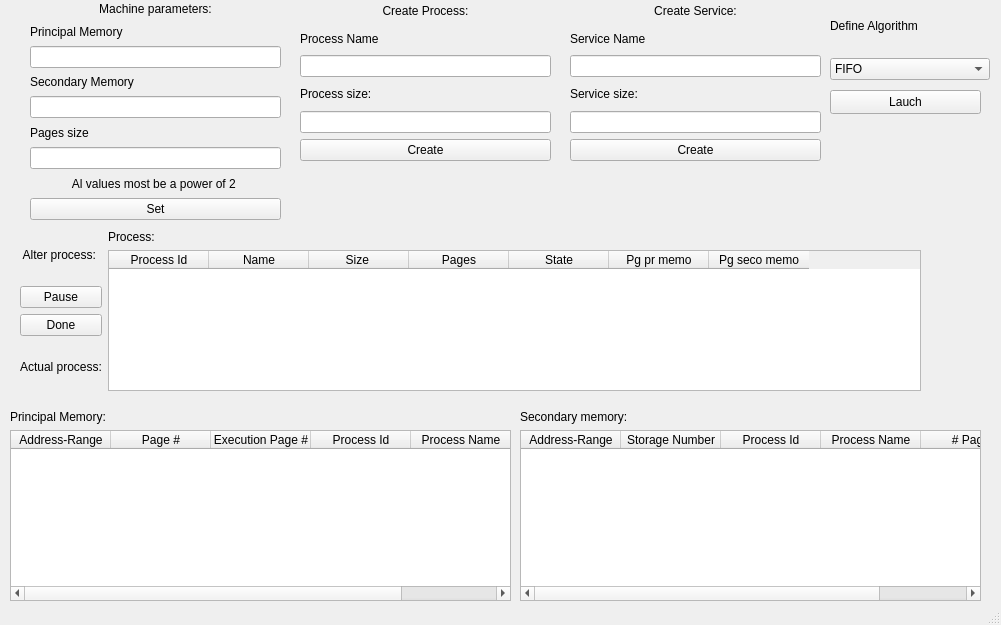
Old version of the form mainInterface.ui in the repository SebastianGranadosBarrantes/Tarea2SO-Brian_Sebastian_Jousten.
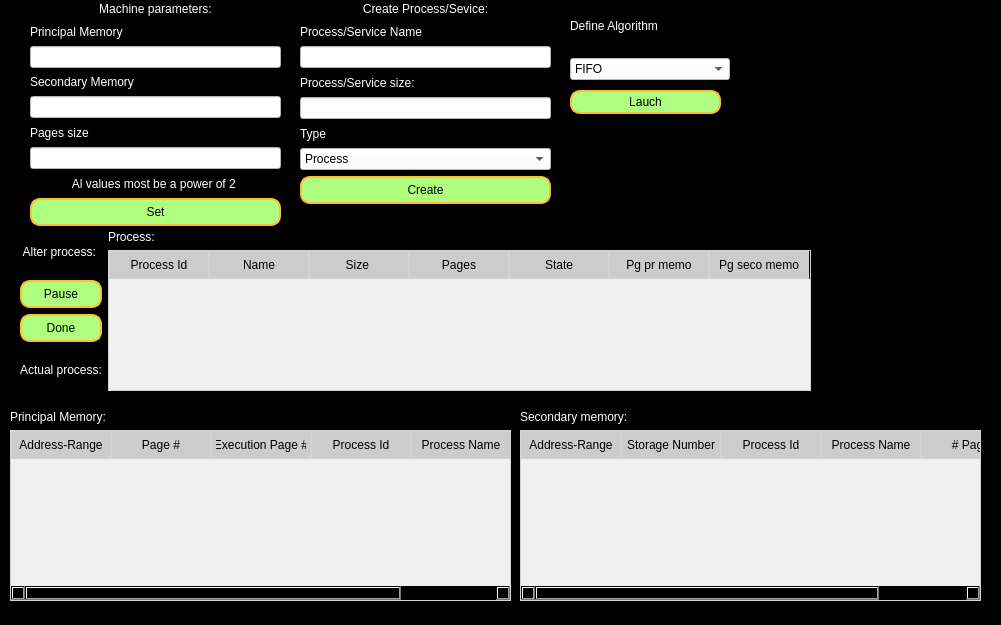
New version of the form.

Commit message: [REFACTOR] the visual interface, still doing trouble shoothing in class Services

```diff
--- a/mainInterface.ui
+++ b/mainInterface.ui
@@ -13,6 +13,68 @@
   <property name="windowTitle">
    <string>Process simulator</string>
   </property>
+  <property name="styleSheet">
+   <string notr="true">
+QWidget {
+    background-color: #000000;
+}
+
+QLabel{
+	color:white;
+}
+
+QLineEdit{
+	 background-color: rgb(255, 255, 255);
+}
+
+QComboBox{
+	background-color: rgb(255, 255, 255);
+}
+
+QPushButton {
+    background-color: #afff7e;  /* Color de fondo */
+    color: #0000;  /* Color del texto */
+    border: 2px solid #ffbc37;  /* Borde con grosor de 2px y color */
+    border-radius: 10px;  /* Esquinas redondeadas */
+    padding: 5px;  /* Espaciado interno */
+}
+
+QPushButton:hover {
+    background-color: #2980b9;  /* Color de fondo al pasar el mouse */
+}
+
+QPushButton:pressed {
+    background-color: #1abc9c;  /* Color de fondo al hacer clic */
+}
+
+QTableWidget {
+    background-color: #f0f0f0;  /* Color de fondo del QTableWidget */
+    gridline-color: #d3d3d3;  /* Color de las líneas de la cuadrícula */
+    border: 1px solid #d3d3d3;  /* Borde del QTableWidget */
+}
+
+QTableWidget::item {
+    background-color: #ffffff;  /* Color de fondo de los ítems (celdas) */
+    color: #000000;  /* Color del texto de los ítems */
+}
+
+QTableWidget::item:selected {
+    background-color: #3399ff;  /* Color de fondo de las celdas seleccionadas */
+    color: #ffffff;  /* Color del texto de las celdas seleccionadas */
+}
+
+QTableWidget QHeaderView::section {
+    background-color: #cccccc;  /* Color de fondo de los encabezados */
+    color: #000000;  /* Color del texto de los encabezados */
+    padding: 4px;
+    border: 1px solid #d3d3d3;  /* Borde de los encabezados */
+}
+
+QTableWidget::item:focus {
+    outline: none;  /* Eliminar el borde por defecto al enfocarse en una celda */
+}
+</string>
+  </property>
   <widget class="QWidget" name="centralwidget">
    <widget class="QWidget" name="verticalLayoutWidget">
     <property name="geometry">
@@ -20,7 +82,7 @@
       <x>30</x>
       <y>0</y>
       <width>251</width>
-      <height>220</height>
+      <height>226</height>
      </rect>
     </property>
     <layout class="QVBoxLayout" name="verticalLayout">
@@ -89,14 +151,14 @@
       <x>300</x>
       <y>0</y>
       <width>251</width>
-      <height>161</height>
+      <height>204</height>
      </rect>
     </property>
     <layout class="QVBoxLayout" name="verticalLayout_3">
      <item>
       <widget class="QLabel" name="label_5">
        <property name="text">
-        <string>Create Process:</string>
+        <string>Create Process/Sevice:</string>
        </property>
        <property name="alignment">
         <set>Qt::AlignCenter</set>
@@ -106,7 +168,7 @@
      <item>
       <widget class="QLabel" name="label_6">
        <property name="text">
-        <string>Process Name</string>
+        <string>Process/Service Name</string>
        </property>
       </widget>
      </item>
@@ -116,13 +178,34 @@
      <item>
       <widget class="QLabel" name="label_7">
        <property name="text">
-        <string>Process size:</string>
+        <string>Process/Service size:</string>
        </property>
       </widget>
      </item>
      <item>
       <widget class="QLineEdit" name="tfProcessSize"/>
      </item>
+     <item>
+      <widget class="QLabel" name="label_10">
+       <property name="text">
+        <string>Type</string>
+       </property>
+      </widget>
+     </item>
+     <item>
+      <widget class="QComboBox" name="cmbType">
+       <item>
+        <property name="text">
+         <string>Process</string>
+        </property>
+       </item>
+       <item>
+        <property name="text">
+         <string>Service</string>
+        </property>
+       </item>
+      </widget>
+     </item>
      <item>
       <widget class="QPushButton" name="btnCreateProccess">
        <property name="text">
@@ -137,7 +220,7 @@
      <rect>
       <x>20</x>
       <y>230</y>
-      <width>901</width>
+      <width>791</width>
       <height>161</height>
      </rect>
     </property>
@@ -331,7 +414,7 @@
    <widget class="QWidget" name="verticalLayoutWidget_7">
     <property name="geometry">
      <rect>
-      <x>830</x>
+      <x>570</x>
       <y>0</y>
       <width>160</width>
       <height>80</height>
@@ -371,59 +454,10 @@
      </item>
     </layout>
    </widget>
-   <widget class="QWidget" name="verticalLayoutWidget_3">
-    <property name="geometry">
-     <rect>
-      <x>570</x>
-      <y>0</y>
-      <width>251</width>
-      <height>161</height>
-     </rect>
-    </property>
-    <layout class="QVBoxLayout" name="verticalLayout_7">
-     <item>
-      <widget class="QLabel" name="label_10">
-       <property name="text">
-        <string>Create Service:</string>
-       </property>
-       <property name="alignment">
-        <set>Qt::AlignCenter</set>
-       </property>
-      </widget>
-     </item>
-     <item>
-      <widget class="QLabel" name="label_14">
-       <property name="text">
-        <string>Service Name</string>
-       </property>
-      </widget>
-     </item>
-     <item>
-      <widget class="QLineEdit" name="tfProcessName_2"/>
-     </item>
-     <item>
-      <widget class="QLabel" name="label_15">
-       <property name="text">
-        <string>Service size:</string>
-       </property>
-      </widget>
-     </item>
-     <item>
-      <widget class="QLineEdit" name="tfProcessSize_2"/>
-     </item>
-     <item>
-      <widget class="QPushButton" name="btnCreateService">
-       <property name="text">
-        <string>Create</string>
-       </property>
-      </widget>
-     </item>
-    </layout>
-   </widget>
    <widget class="QPushButton" name="btnLauch">
     <property name="geometry">
      <rect>
-      <x>830</x>
+      <x>570</x>
       <y>90</y>
       <width>151</width>
       <height>24</height>
```
The commit also changes 10 other files.
